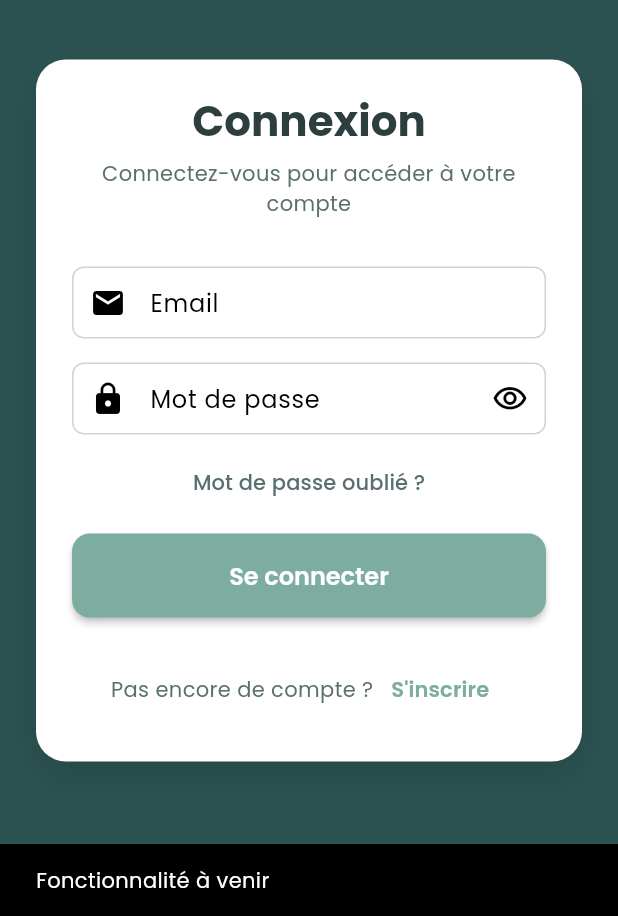
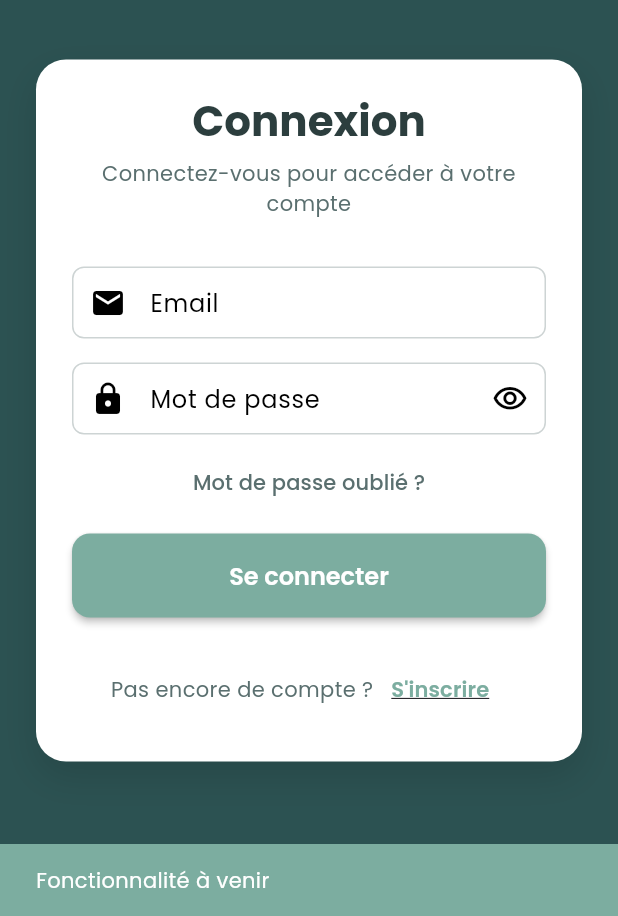
Before and after one commit to MarineGuell/PlumID, a Flutter app: the screen it shows after launch, after a tap on "Mot de passe oublié ?", on a phone screen of 412 x 824 dp, the part 320-1236 px from its top. Run offline on Flutter 3.47's test engine with Material 3 defaults, Android fonts, the phone set to English and light mode, and no system bars; our stand-ins replace dartz, dio, equatable, flutter_riverpod, freezed_annotation, geocoding and 6 more; generated files the repository leaves out were written again.

Commit message:
chore: update auth skeleton

```diff
--- a/plum_id_mobile/lib/presentation/auth/screens/auth_screen.dart
+++ b/plum_id_mobile/lib/presentation/auth/screens/auth_screen.dart
@@ -57,7 +57,9 @@ class _AuthScreenState extends State<AuthScreen> {
                       // Title
                       Text(
                         _isLogin ? 'Connexion' : 'Inscription',
-                        style: Theme.of(context).textTheme.displaySmall?.copyWith(
+                        style: Theme.of(
+                          context,
+                        ).textTheme.displaySmall?.copyWith(
                           color: AppTheme.textPrimary,
                           fontSize: 28,
                         ),
@@ -79,9 +81,7 @@ class _AuthScreenState extends State<AuthScreen> {
                       const SizedBox(height: 32),
 
                       // Form
-                      _isLogin
-                        ? const LoginForm()
-                        : const RegisterForm(),
+                      _isLogin ? const LoginForm() : const RegisterForm(),
 
                       const SizedBox(height: 24),
 
@@ -102,6 +102,7 @@ class _AuthScreenState extends State<AuthScreen> {
                               style: const TextStyle(
                                 color: AppTheme.secondaryColor,
                                 fontWeight: FontWeight.w600,
+                                decoration: TextDecoration.underline,
                               ),
                             ),
                           ),
@@ -126,8 +127,7 @@ class _AuthScreenState extends State<AuthScreen> {
         Lottie.asset(
           'assets/lotties/happy_bird.json',
           fit: BoxFit.contain,
-            width: 150
-
+          width: 150,
         ),
         const SizedBox(height: 16),
         Text(
--- a/plum_id_mobile/lib/presentation/auth/widgets/login_form.dart
+++ b/plum_id_mobile/lib/presentation/auth/widgets/login_form.dart
@@ -90,9 +90,7 @@ class _LoginFormState extends State<LoginForm> {
               if (value == null || value.isEmpty) {
                 return 'Veuillez entrer votre mot de passe';
               }
-              if (value.length < 6) {
-                return 'Le mot de passe doit contenir au moins 6 caractères';
-              }
+              // todo: Add more password validation
               return null;
             },
           ),
@@ -108,6 +106,8 @@ class _LoginFormState extends State<LoginForm> {
                 ScaffoldMessenger.of(context).showSnackBar(
                   const SnackBar(
                     content: Text('Fonctionnalité à venir'),
+                    backgroundColor: AppTheme.secondaryColor,
+                    duration: Duration(milliseconds: 1600),
                   ),
                 );
               },
```
Lines whose indentation alone changed are shown as unchanged.
